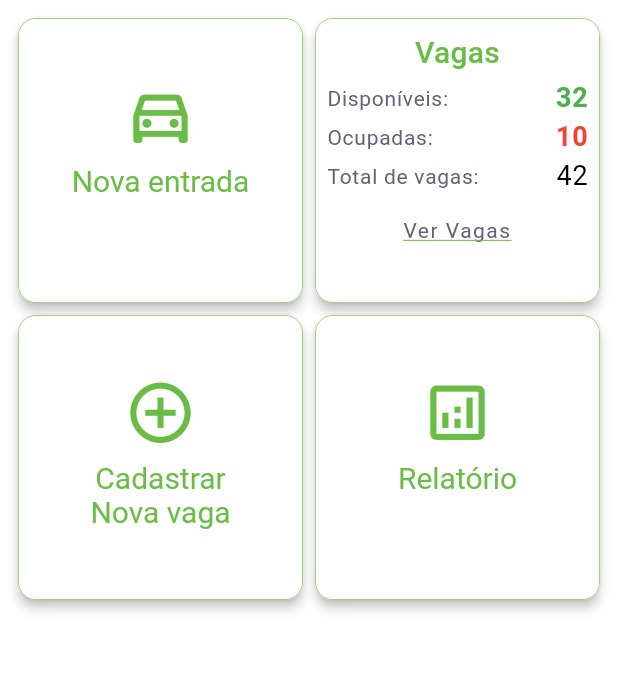
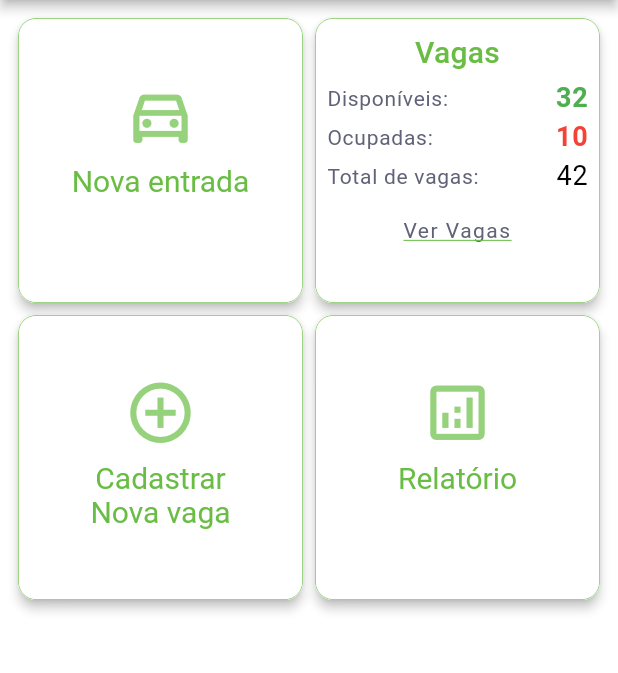
Before and after one commit to alefFSilva/ezpark, a Flutter app: the screen it shows after launch, on a phone screen of 412 x 824 dp, the part 84-757 px from its top. Run offline on Flutter 3.47's test engine with Material 2 defaults, Android fonts, the phone set to English and light mode, and no system bars; our stand-ins replace flutter_riverpod, go_router.

Commit message:
Fixing some colors

```diff
--- a/lib/features/dashboard/presentation/pages/dashboard_page.dart
+++ b/lib/features/dashboard/presentation/pages/dashboard_page.dart
@@ -2,6 +2,7 @@ import 'package:ezpark/core/resposivity/extensions/resizer_extension.dart';
 import 'package:ezpark/core/sizes/font_size.dart';
 import 'package:ezpark/core/sizes/spacings.dart';
 import 'package:ezpark/core/theme/colors/colors.dart';
+import 'package:ezpark/features/spots/widgets/new_sport_dialog.dart';
 
 import 'package:flutter/material.dart';
 
@@ -20,7 +21,8 @@ class DashBoardPage extends StatelessWidget {
     return Scaffold(
       appBar: AppBar(
         title: const Text('EzPark'),
-        elevation: 12,
+        elevation: 3,
+        shadowColor: Colors.black,
       ),
       body: Padding(
         padding: const EdgeInsets.all(Spacings.xs),
@@ -52,7 +54,7 @@ class _AddNewEntryCard extends StatelessWidget {
         children: [
           Icon(
             Icons.directions_car_outlined,
-            color: colorScheme.primary,
+            color: colorScheme.primary.withOpacity(.7),
             size: 44.width,
           ),
           SizedBox(
@@ -79,7 +81,6 @@ class _SpotsCard extends StatelessWidget {
 
     return _DashboardCard(
       title: 'Vagas',
-      onTap: () => print('go to spots list'),
       child: Column(
         children: [
           Row(
@@ -149,11 +150,17 @@ class _RegisterNewSpotCard extends StatelessWidget {
 
     return _DashboardCard(
       title: '',
+      onTap: () => showDialog(
+        context: context,
+        builder: (context) {
+          return const NewSpotDialog();
+        },
+      ),
       child: Column(
         children: [
           Icon(
             Icons.add_circle_outline_outlined,
-            color: colorScheme.primary,
+            color: colorScheme.primary.withOpacity(.7),
             size: 44.width,
           ),
           const SizedBox(
@@ -195,7 +202,7 @@ class _ReportCard extends StatelessWidget {
         children: [
           Icon(
             Icons.analytics_outlined,
-            color: colorScheme.primary,
+            color: colorScheme.primary.withOpacity(.7),
             size: 44.width,
           ),
           const SizedBox(
@@ -263,14 +270,14 @@ class _DashboardCard extends StatelessWidget {
     return GestureDetector(
       onTap: onTap,
       child: Card(
-        color: Colors.white,
-        child: Padding(
+        child: Container(
           padding: const EdgeInsets.only(
             top: Spacings.xs,
             right: Spacings.xs,
             bottom: Spacings.xxs,
             left: Spacings.xs,
           ),
+          color: Colors.white,
           child: Column(
             children: [
               Text(
```
